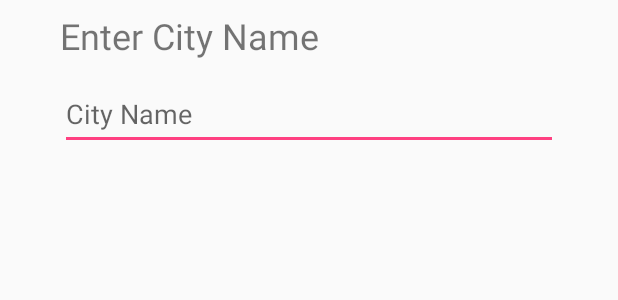
After one commit to dcesartista/WeatherKulina, an Android app: the layout fragment_dialog_input_city.xml on its own in the app's theme, with its tools: preview values and no code run, on a phone screen of 412 x 824 dp. The commit adds this screen. Shown: the top 300 px of the screen. Run offline under Robolectric (Android 15) with nearby library versions, the phone set to English and light mode, and no system bars.

Commit message:
add method for fetch data from OpenWeatherMap API by city and dialog with edittext to enter city name

```diff
--- a/app/build.gradle
+++ b/app/build.gradle
@@ -29,4 +29,5 @@ dependencies {
     compile 'com.squareup.retrofit2:retrofit:2.1.0'
     compile 'com.squareup.retrofit2:converter-gson:2.0.2'
     compile 'com.google.code.gson:gson:2.7'
+    compile 'com.android.support:support-v4:23.4.0'
 }
--- a/app/src/main/java/id/kulina/exercise/kulinaexecise/App.java
+++ b/app/src/main/java/id/kulina/exercise/kulinaexecise/App.java
@@ -18,7 +18,7 @@ public class App extends Application {
     public void onCreate() {
         super.onCreate();
         CalligraphyConfig.initDefault(new CalligraphyConfig.Builder()
-                                              .setDefaultFontPath("fonts/OpenSans-Regular.ttf")
+                                              .setDefaultFontPath("fonts/OpenSans-Light.ttf")
                                               .setFontAttrId(R.attr.fontPath)
                                               .build()
         );
--- /dev/null
+++ b/app/src/main/res/layout/fragment_dialog_input_city.xml
@@ -0,0 +1,29 @@
+<LinearLayout xmlns:android="http://schemas.android.com/apk/res/android"
+	xmlns:tools="http://schemas.android.com/tools"
+	android:layout_width="match_parent"
+	android:layout_height="180dp"
+	android:orientation="vertical"
+	android:layout_marginRight="24dp"
+	android:layout_marginLeft="24dp"
+	tools:context="id.kulina.exercise.kulinaexecise.Activity.Fragment_Main.DialogInputCity">
+
+	<TextView
+		android:layout_width="match_parent"
+		android:layout_height="48dp"
+		android:text="Enter City Name"
+		android:textSize="24sp"
+		android:gravity="center_vertical"
+		android:paddingLeft="16dp"/>
+
+	<EditText
+		android:id="@+id/et_city_name"
+		android:layout_width="match_parent"
+		android:layout_height="48dp"
+		android:layout_marginTop="4dp"
+		android:layout_marginLeft="16dp"
+		android:layout_marginRight="16dp"
+		android:layout_marginBottom="4dp"
+		android:hint="City Name"
+		/>
+
+</LinearLayout>
--- a/app/src/main/res/values/strings.xml
+++ b/app/src/main/res/values/strings.xml
@@ -1,4 +1,7 @@
 <resources>
 	<string name="app_name">KulinaExecise</string>
 	<string name="action_settings">Settings</string>
+
+	<!-- TODO: Remove or change this placeholder text -->
+	<string name="hello_blank_fragment">Hello blank fragment</string>
 </resources>
```
Also changed, not shown: app/src/main/java/id/kulina/exercise/kulinaexecise/Activity/Fragment_Main/DialogInputCity.java (added, +87 -0 lines), app/src/main/java/id/kulina/exercise/kulinaexecise/Activity/Fragment_Main/MainActivityFragment.java (+7 -0 lines).
